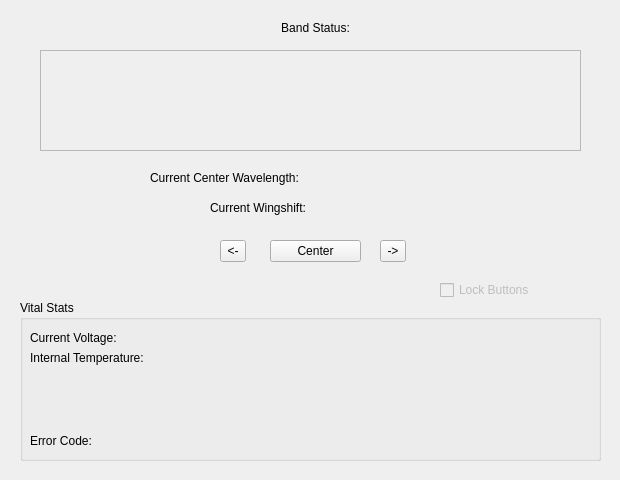
StarstoneSoftware/QuantumSF, file quantumgui.ui: the form before one commit.
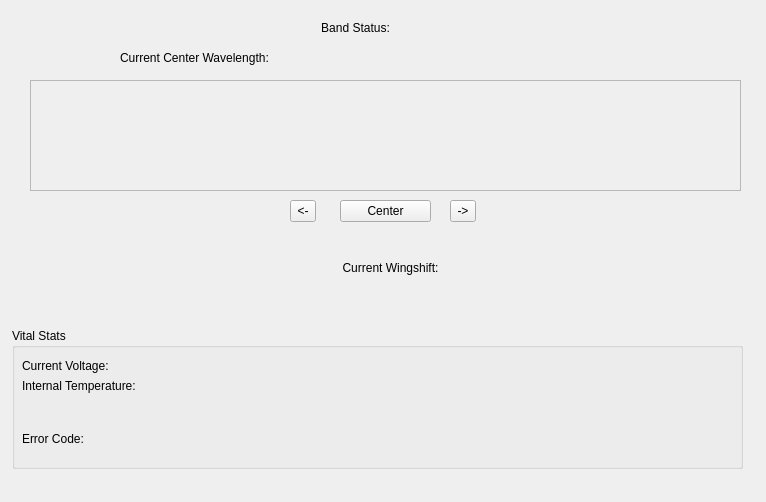
The form after the commit.

```diff
--- a/quantumgui.ui
+++ b/quantumgui.ui
@@ -6,8 +6,8 @@
    <rect>
     <x>0</x>
     <y>0</y>
-    <width>620</width>
-    <height>480</height>
+    <width>766</width>
+    <height>502</height>
    </rect>
   </property>
   <property name="minimumSize">
@@ -18,8 +18,8 @@
   </property>
   <property name="maximumSize">
    <size>
-    <width>620</width>
-    <height>480</height>
+    <width>16000</width>
+    <height>16000</height>
    </size>
   </property>
   <property name="windowTitle">
@@ -28,10 +28,10 @@
   <widget class="QGroupBox" name="groupBox">
    <property name="geometry">
     <rect>
-     <x>20</x>
-     <y>300</y>
-     <width>581</width>
-     <height>161</height>
+     <x>12</x>
+     <y>328</y>
+     <width>731</width>
+     <height>141</height>
     </rect>
    </property>
    <property name="title">
@@ -41,8 +41,8 @@
     <property name="geometry">
      <rect>
       <x>10</x>
-      <y>120</y>
-      <width>571</width>
+      <y>90</y>
+      <width>631</width>
       <height>41</height>
      </rect>
     </property>
@@ -80,40 +80,11 @@
     </property>
    </widget>
   </widget>
-  <widget class="QLabel" name="labelBandStatus">
-   <property name="geometry">
-    <rect>
-     <x>230</x>
-     <y>20</y>
-     <width>171</width>
-     <height>16</height>
-    </rect>
-   </property>
-   <property name="text">
-    <string>Band Status:</string>
-   </property>
-   <property name="alignment">
-    <set>Qt::AlignCenter</set>
-   </property>
-  </widget>
-  <widget class="QLabel" name="labelWavelength">
-   <property name="geometry">
-    <rect>
-     <x>150</x>
-     <y>170</y>
-     <width>321</width>
-     <height>16</height>
-    </rect>
-   </property>
-   <property name="text">
-    <string>Current Center Wavelength:</string>
-   </property>
-  </widget>
   <widget class="QLabel" name="labelWingshift">
    <property name="geometry">
     <rect>
-     <x>210</x>
-     <y>200</y>
+     <x>260</x>
+     <y>260</y>
      <width>261</width>
      <height>16</height>
     </rect>
@@ -121,28 +92,15 @@
    <property name="text">
     <string>Current Wingshift:</string>
    </property>
-  </widget>
-  <widget class="QCheckBox" name="checkBoxLockButtons">
-   <property name="enabled">
-    <bool>false</bool>
-   </property>
-   <property name="geometry">
-    <rect>
-     <x>440</x>
-     <y>280</y>
-     <width>161</width>
-     <height>20</height>
-    </rect>
-   </property>
-   <property name="text">
-    <string>Lock Buttons</string>
+   <property name="alignment">
+    <set>Qt::AlignCenter</set>
    </property>
   </widget>
   <widget class="QToolButton" name="toolButtonDown">
    <property name="geometry">
     <rect>
-     <x>220</x>
-     <y>240</y>
+     <x>290</x>
+     <y>200</y>
      <width>26</width>
      <height>22</height>
     </rect>
@@ -151,24 +109,11 @@
     <string>&lt;-</string>
    </property>
   </widget>
-  <widget class="QToolButton" name="toolButtonUp">
-   <property name="geometry">
-    <rect>
-     <x>380</x>
-     <y>240</y>
-     <width>26</width>
-     <height>22</height>
-    </rect>
-   </property>
-   <property name="text">
-    <string>-&gt;</string>
-   </property>
-  </widget>
   <widget class="QToolButton" name="toolButtonCenter">
    <property name="geometry">
     <rect>
-     <x>270</x>
-     <y>240</y>
+     <x>340</x>
+     <y>200</y>
      <width>91</width>
      <height>22</height>
     </rect>
@@ -177,20 +122,62 @@
     <string>Center</string>
    </property>
   </widget>
-  <widget class="QFrame" name="frame">
+  <widget class="QToolButton" name="toolButtonUp">
    <property name="geometry">
     <rect>
-     <x>40</x>
+     <x>450</x>
+     <y>200</y>
+     <width>26</width>
+     <height>22</height>
+    </rect>
+   </property>
+   <property name="text">
+    <string>-&gt;</string>
+   </property>
+  </widget>
+  <widget class="QLabel" name="labelBandStatus">
+   <property name="geometry">
+    <rect>
+     <x>270</x>
+     <y>20</y>
+     <width>171</width>
+     <height>16</height>
+    </rect>
+   </property>
+   <property name="text">
+    <string>Band Status:</string>
+   </property>
+   <property name="alignment">
+    <set>Qt::AlignCenter</set>
+   </property>
+  </widget>
+  <widget class="QLabel" name="labelWavelength">
+   <property name="geometry">
+    <rect>
+     <x>120</x>
      <y>50</y>
-     <width>541</width>
-     <height>101</height>
+     <width>321</width>
+     <height>16</height>
+    </rect>
+   </property>
+   <property name="text">
+    <string>Current Center Wavelength:</string>
+   </property>
+  </widget>
+  <widget class="QFrame" name="graphFrame">
+   <property name="geometry">
+    <rect>
+     <x>30</x>
+     <y>80</y>
+     <width>711</width>
+     <height>111</height>
     </rect>
    </property>
    <property name="frameShape">
     <enum>QFrame::StyledPanel</enum>
    </property>
    <property name="frameShadow">
-    <enum>QFrame::Raised</enum>
+    <enum>QFrame::Sunken</enum>
    </property>
   </widget>
  </widget>
```
